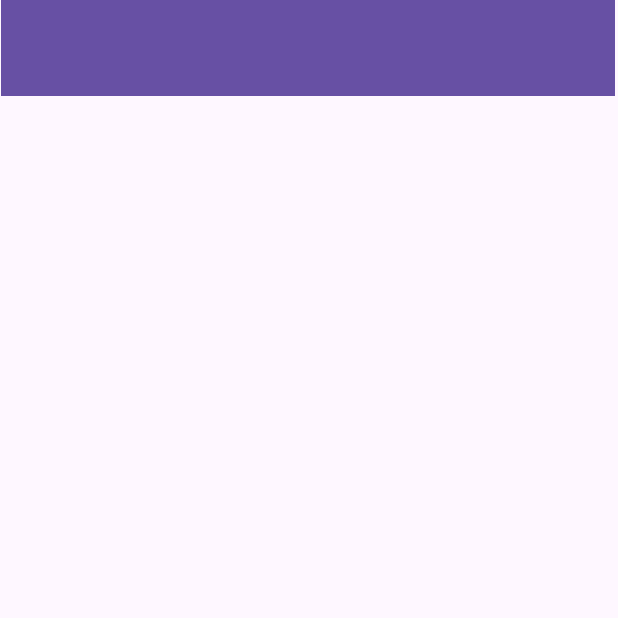
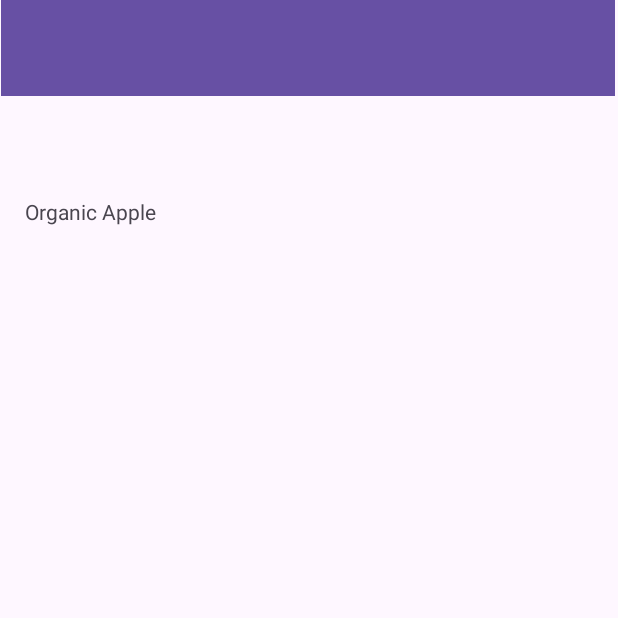
Before and after one commit to juliuss28/EcommerceCourseWork, an Android app: the screen it shows after launch (MainActivity), on a phone screen of 412 x 824 dp, the top half of it. Run offline under Robolectric (Android 15) with nearby library versions, the phone set to English and light mode, and no system bars.

Commit message:
починила список товаров!

```diff
--- a/app/src/main/java/com/example/ecommercecoursework/MainActivity.kt
+++ b/app/src/main/java/com/example/ecommercecoursework/MainActivity.kt
@@ -4,15 +4,23 @@ import androidx.appcompat.app.AppCompatActivity
 import android.os.Bundle
 import androidx.recyclerview.widget.LinearLayoutManager
 import androidx.recyclerview.widget.RecyclerView
+import com.example.ecommercecoursework.model.Product
 
 class MainActivity : AppCompatActivity() {
     override fun onCreate(savedInstanceState: Bundle?) {
         super.onCreate(savedInstanceState)
         setContentView(R.layout.activity_main)
         val recyclerView = findViewById<RecyclerView>(R.id.recyclerView)
+
+        val products = arrayListOf<Product>()
+        for (i in 0..100) {
+            products.add(Product(title = "Organic Apple", photoUrl = "", price = 1.99))
+
+        }
+
         recyclerView.apply {
             layoutManager = LinearLayoutManager(this@MainActivity)
-            adapter = ProductsAdapter()
+            adapter = ProductsAdapter(products)
         }
     }
 }
--- a/app/src/main/java/com/example/ecommercecoursework/ProductsAdapter.kt
+++ b/app/src/main/java/com/example/ecommercecoursework/ProductsAdapter.kt
@@ -1,26 +1,31 @@
 package com.example.ecommercecoursework
 
+import android.view.LayoutInflater
+import android.view.View
 import android.view.ViewGroup
+import android.widget.ImageView
+import android.widget.TextView
 import androidx.recyclerview.widget.RecyclerView
-import com.example.ecommercecoursework.ProductsAdapter.*
 import com.example.ecommercecoursework.model.Product
 
-class ProductsAdapter(private val products: ArrayList<Product>) : RecyclerView.Adapter<ViewHolder>() {
+class ProductsAdapter(private val products: ArrayList<Product>) :
+    RecyclerView.Adapter<ProductsAdapter.ViewHolder>() {
+
     override fun onCreateViewHolder(parent: ViewGroup, viewType: Int): ViewHolder {
-        TODO("Not yet implemented")
+        val view = LayoutInflater.from(parent.context).inflate(R.layout.product_row, parent, false )
+        return ViewHolder(view)
+    }
+
+    override fun onBindViewHolder(holder: ProductsAdapter.ViewHolder, position: Int) {
+        holder.title.text = products[position].title
     }
 
 
-    override fun getItemCount(): Int {
-        TODO("Not yet implemented")
+    override fun getItemCount() = products.size
+
+    class ViewHolder(itemView: View) : RecyclerView.ViewHolder(itemView) {
+        val image: ImageView = itemView.findViewById(R.id.photo)
+        val title: TextView = itemView.findViewById(R.id.title)
     }
 
-    override fun onBindViewHolder(holder: ViewHolder, position: Int) {
-        TODO("Not yet implemented")
-    }
-
-
-    class ViewHolder : RecyclerView.ViewHolder(){
-
-    }
 }
--- /dev/null
+++ b/app/src/main/res/layout/product_row.xml
@@ -0,0 +1,21 @@
+<?xml version="1.0" encoding="utf-8"?>
+<androidx.constraintlayout.widget.ConstraintLayout xmlns:android="http://schemas.android.com/apk/res/android"
+    xmlns:tools="http://schemas.android.com/tools"
+    android:layout_width="match_parent"
+    android:layout_height="match_parent">
+
+<ImageView
+    android:id="@+id/photo"
+    android:layout_width="100dp"
+    android:layout_height="100dp"
+    tools:ignore="MissingConstraints" />
+
+    <TextView
+        android:id="@+id/title"
+        android:text="Organic Apple Sauce"
+        android:layout_width="wrap_content"
+        android:layout_height="wrap_content"
+        tools:ignore="MissingConstraints" />
+
+
+</androidx.constraintlayout.widget.ConstraintLayout>
```
